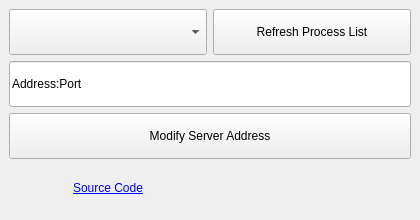
Above: src/mainwindow.ui from NKID00/5DChessServerAddressModifier before the change. Below: the same form after it.
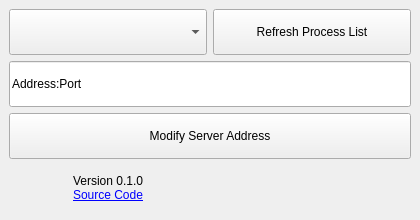
That is the form after the change. Icons and pictures are not drawn.

Patch:
```diff
--- a/src/mainwindow.ui
+++ b/src/mainwindow.ui
@@ -69,7 +69,7 @@
       <item row="3" column="0">
        <widget class="QLabel" name="label">
         <property name="text">
-         <string>&lt;a href=&quot;https://github.com/NKID00/5DChessServerAddressModifier&quot;&gt;Source Code&lt;/a&gt;</string>
+         <string>&lt;html&gt;&lt;head/&gt;&lt;body&gt;&lt;p&gt;Version 0.1.0&lt;br/&gt;&lt;a href=&quot;https://github.com/NKID00/5DChessServerAddressModifier&quot;&gt;Source Code&lt;/a&gt;&lt;/p&gt;&lt;/body&gt;&lt;/html&gt;</string>
         </property>
         <property name="alignment">
          <set>Qt::AlignCenter</set>
```
